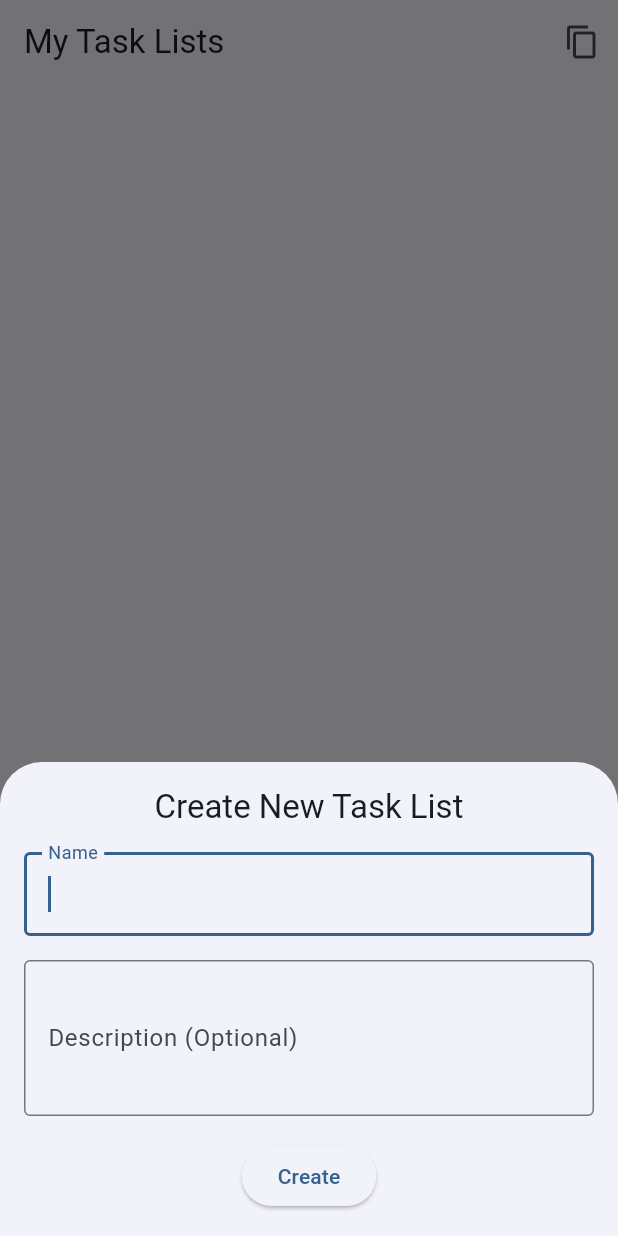
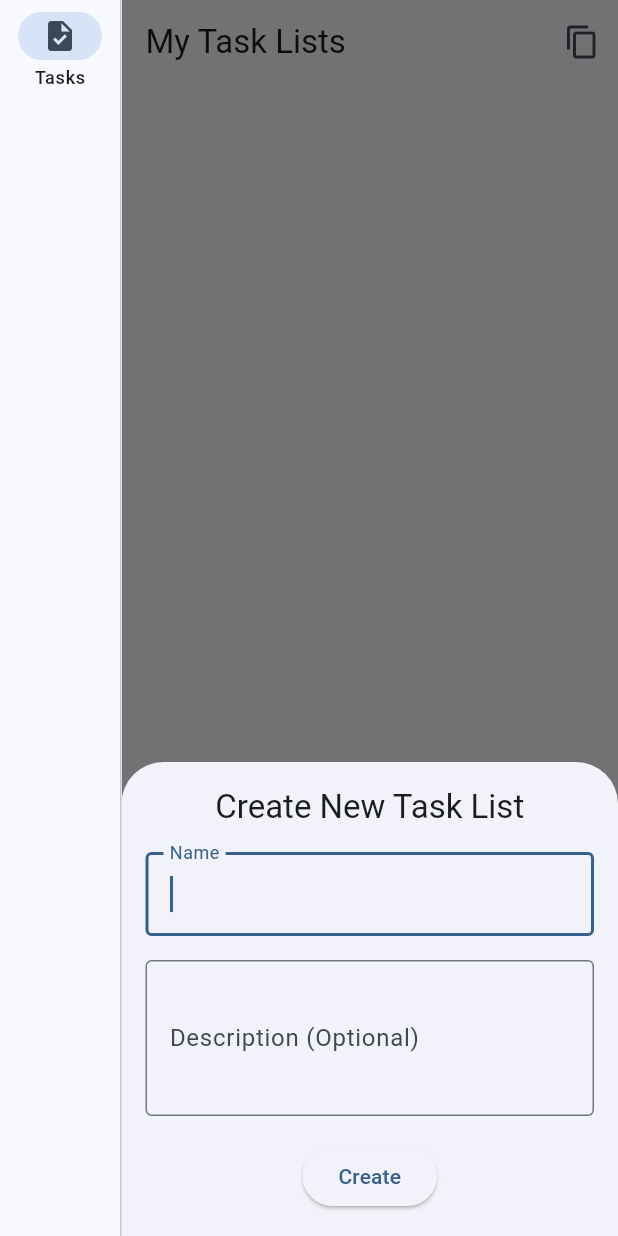
Before and after one commit to mark-dropbear/knowledge_graph, a Flutter app: the screen it shows after launch, after a tap on the "add" icon, on a phone screen of 412 x 824 dp. Run offline on Flutter 3.47's test engine with Material 3 defaults, Android fonts, the phone set to English and light mode, and no system bars; our stand-ins replace go_router; missing offline and left inert: data_layer.

Commit message:
feat: implement MainLayout with NavigationRail using ShellRoute for consistent app structure

```diff
--- a/lib/main.dart
+++ b/lib/main.dart
@@ -12,6 +12,7 @@ import 'package:knowledge_graph/ui/features/todo/view_models/todo_list_view_mode
 import 'package:knowledge_graph/ui/features/todo/view_models/task_lists_view_model.dart';
 import 'package:knowledge_graph/ui/features/todo/views/todo_list_view.dart';
 import 'package:knowledge_graph/ui/features/todo/views/task_lists_view.dart';
+import 'package:knowledge_graph/ui/layout/main_layout.dart';
 
 void _setupLogging() {
   Logger.root.level = Level.ALL;
@@ -65,6 +66,9 @@ void main() {
   final router = GoRouter(
     initialLocation: '/',
     routes: [
+      ShellRoute(
+        builder: (context, state, child) => MainLayout(child: child),
+        routes: [
           GoRoute(
             path: '/',
             builder: (context, state) => TaskListsView(viewModel: taskListsViewModel),
@@ -78,6 +82,8 @@ void main() {
                 viewModel: todoListViewModel,
               );
             },
+          ),
+        ],
       ),
     ],
   );
--- /dev/null
+++ b/lib/ui/layout/main_layout.dart
@@ -0,0 +1,36 @@
+import 'package:flutter/material.dart';
+import 'package:go_router/go_router.dart';
+
+class MainLayout extends StatelessWidget {
+  final Widget child;
+
+  const MainLayout({super.key, required this.child});
+
+  @override
+  Widget build(BuildContext context) {
+    return Scaffold(
+      body: Row(
+        children: [
+          NavigationRail(
+            selectedIndex: 0,
+            onDestinationSelected: (int index) {
+              if (index == 0) {
+                context.go('/');
+              }
+            },
+            labelType: NavigationRailLabelType.all,
+            destinations: const [
+              NavigationRailDestination(
+                icon: Icon(Icons.task),
+                selectedIcon: Icon(Icons.task),
+                label: Text('Tasks'),
+              ),
+            ],
+          ),
+          const VerticalDivider(thickness: 1, width: 1),
+          Expanded(child: child),
+        ],
+      ),
+    );
+  }
+}
```
Lines whose indentation alone changed are shown as unchanged.
